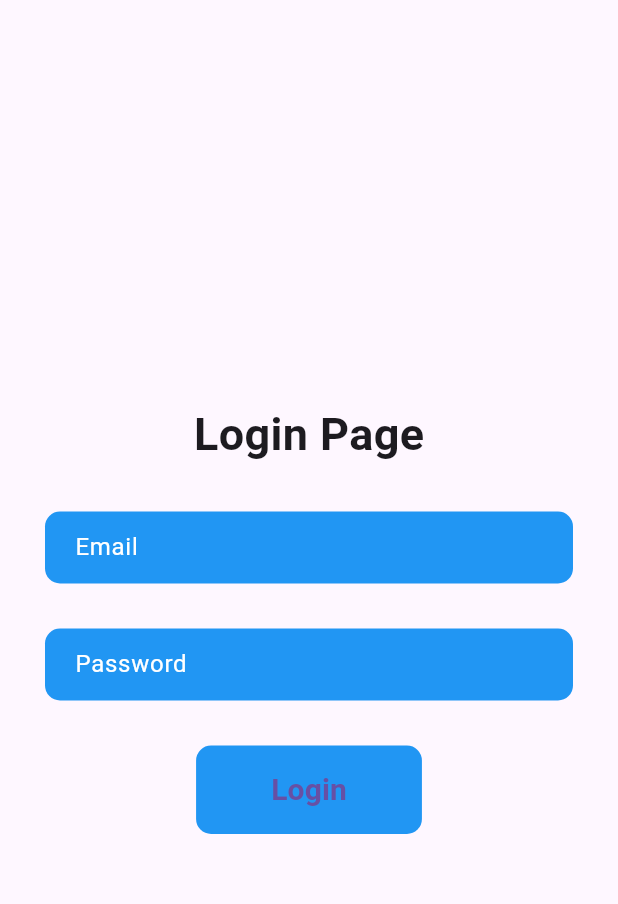
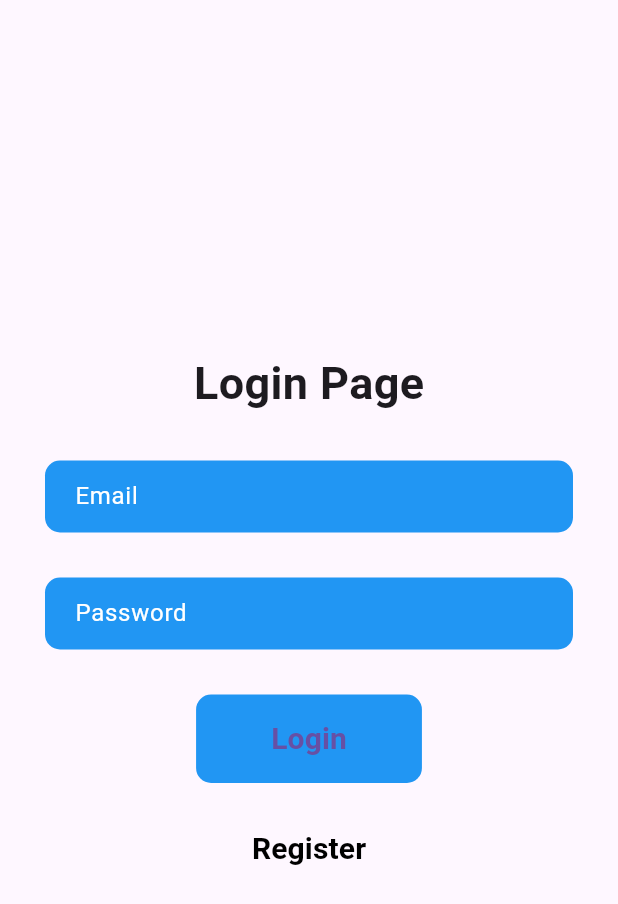
Before and after one commit to fcendesu/handimobil, a Flutter app: the screen it shows after launch, after a tap on "Login", on a phone screen of 412 x 824 dp. Shown: the top 904 px of the screen. Run offline on Flutter 3.47's test engine with Material 3 defaults, Android fonts, the light colour scheme and no system bars; our stand-ins replace get; network calls fail.

Commit message:
implement authentication flow with registration and login pages

```diff
--- a/lib/constants/constants.dart
+++ b/lib/constants/constants.dart
@@ -0,0 +1,2 @@
+String url = 'http://10.0.2.2:8000/api';
+//10.0.2.2:8000
--- a/lib/main.dart
+++ b/lib/main.dart
@@ -1,4 +1,5 @@
 import 'package:flutter/material.dart';
+import 'package:get/get.dart';
 import 'package:handimobil/views/login_page.dart';
 
 void main() {
@@ -11,7 +12,7 @@ class MyApp extends StatelessWidget {
   // This widget is the root of your application.
   @override
   Widget build(BuildContext context) {
-    return const MaterialApp(
+    return const GetMaterialApp(
       debugShowCheckedModeBanner: false,
       title: 'HandiMobil',
 
--- a/lib/views/login_page.dart
+++ b/lib/views/login_page.dart
@@ -1,6 +1,7 @@
 import 'package:flutter/material.dart';
+import 'package:handimobil/views/register_page.dart';
 import 'package:handimobil/views/widgets/input_widget.dart';
-
+import 'package:get/get.dart';
 
 class LoginPage extends StatefulWidget {
   const LoginPage({super.key});
@@ -10,27 +11,28 @@ class LoginPage extends StatefulWidget {
 }
 
 class _LoginPageState extends State<LoginPage> {
-
   final TextEditingController emailController = TextEditingController();
   final TextEditingController passwordController = TextEditingController();
 
-
   @override
   Widget build(BuildContext context) {
-    var size    = MediaQuery.of(context).size.width;
+    var size = MediaQuery.of(context).size.width;
     return Scaffold(
       body: Center(
         child: Padding(
-          padding: const EdgeInsets.symmetric(horizontal:30,),
-          child: Column(mainAxisAlignment: MainAxisAlignment.center,
+          padding: const EdgeInsets.symmetric(
+            horizontal: 30,
+          ),
+          child: Column(
+            mainAxisAlignment: MainAxisAlignment.center,
             children: <Widget>[
-                Text('Login Page',
+              Text(
+                'Login Page',
                 style: TextStyle(
                   fontSize: 30,
                   fontWeight: FontWeight.bold,
                 ),
               ),
-
               SizedBox(height: 30),
               InputWidget(
                 hintText: 'Email',
@@ -47,25 +49,38 @@ class _LoginPageState extends State<LoginPage> {
               ElevatedButton(
                   style: ElevatedButton.styleFrom(
                     backgroundColor: Colors.blue,
-                    padding: const EdgeInsets.symmetric(horizontal: 50, vertical: 15),
+                    padding: const EdgeInsets.symmetric(
+                        horizontal: 50, vertical: 15),
                     elevation: 0,
                     shape: RoundedRectangleBorder(
                       borderRadius: BorderRadius.circular(10),
                     ),
                   ),
-                  onPressed: () {
-                    print(emailController.text);
-                    print(passwordController.text);
-                  },
-                  child: Text('Login',
+                  onPressed: () {},
+                  child: Text(
+                    'Login',
                     style: TextStyle(
                       fontSize: 20,
                       fontWeight: FontWeight.bold,
                     ),
-                  )
+                  )),
+              const SizedBox(
+                height: 20,
               ),
-
-              ]
+              TextButton(
+                onPressed: () {
+                  Get.to(() => const RegisterPage());
+                },
+                child: Text(
+                  'Register',
+                  style: TextStyle(
+                    fontSize: 20,
+                    fontWeight: FontWeight.bold,
+                    color: Colors.black,
+                  ),
+                ),
+              ),
+            ],
           ),
         ),
       ),
--- a/pubspec.yaml
+++ b/pubspec.yaml
@@ -35,6 +35,8 @@ dependencies:
   # Use with the CupertinoIcons class for iOS style icons.
   cupertino_icons: ^1.0.8
   google_fonts: ^6.2.1
+  get: ^4.6.6
+  http: ^1.3.0
 
 dev_dependencies:
   flutter_test:
```
Also changed, not shown: lib/controllers/authentication.dart (+48 -0 lines), lib/views/register_page.dart (+112 -0 lines), pubspec.lock. Lines whose indentation alone changed are shown as unchanged.
